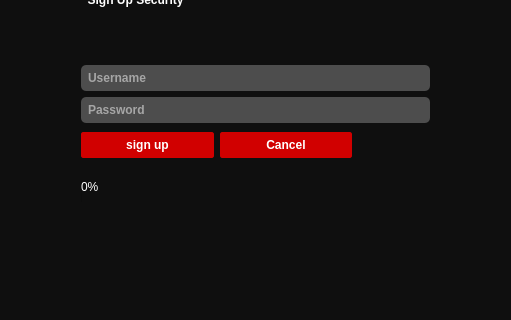
First picture: the form in sign_up_page.ui, repository Pouyaamini123/Messenger_smile_20, before the edit; both pictures show x 89 to 600 and y 190 to 510 of the 600 by 510 pixel window.
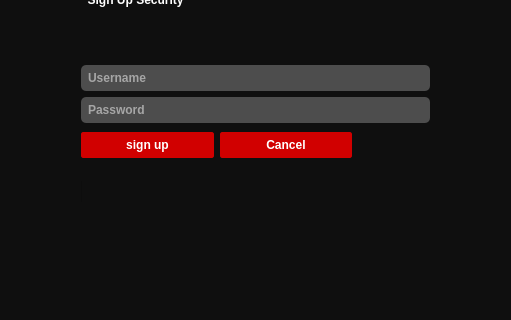
Second picture: the form after the edit. Icons and pictures are not drawn.

```diff
--- a/sign_up_page.ui
+++ b/sign_up_page.ui
@@ -284,13 +284,16 @@
     <rect>
      <x>170</x>
      <y>370</y>
-     <width>131</width>
+     <width>351</width>
      <height>23</height>
     </rect>
    </property>
    <property name="value">
     <number>0</number>
    </property>
+   <property name="textVisible">
+    <bool>false</bool>
+   </property>
   </widget>
  </widget>
  <resources/>
```
